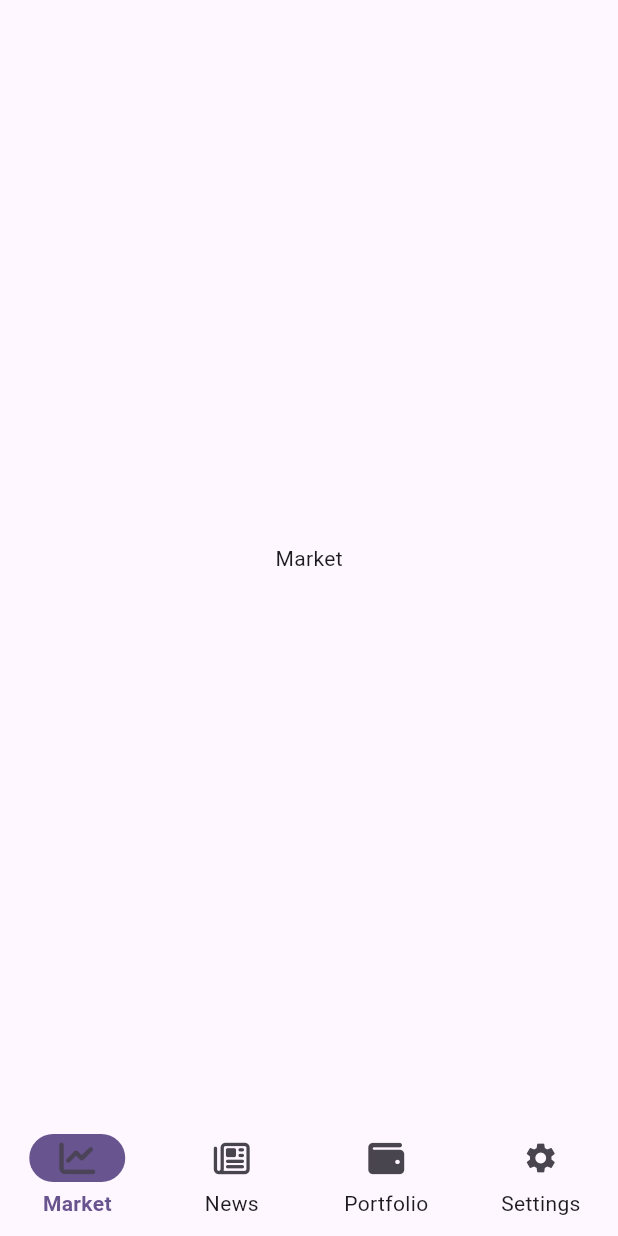
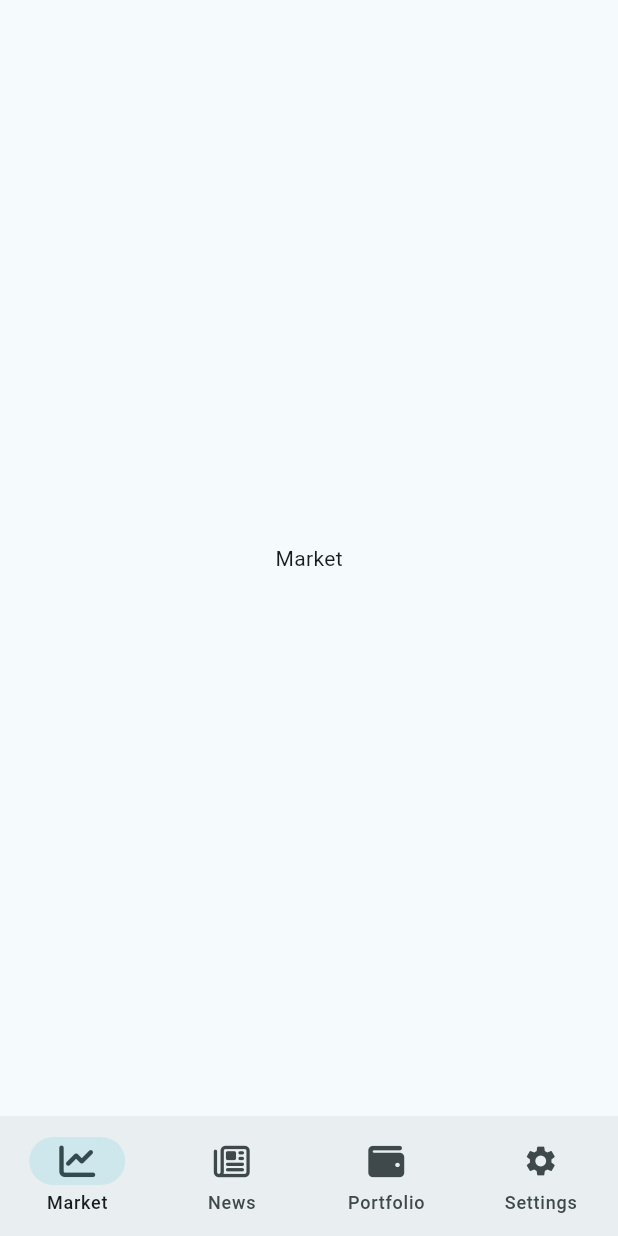
Before and after one commit to vishnu303/ChainIQ, a Flutter app: the screen it shows after launch, on a phone screen of 412 x 824 dp. Run offline on Flutter 3.47's test engine with Material 3 defaults, Android fonts, the phone set to English and light mode, and no system bars; our stand-ins replace flutter_bloc, font_awesome_flutter.

Commit message:
Add theme mode dark and ight

```diff
--- /dev/null
+++ b/lib/core/theme/app_theme.dart
@@ -0,0 +1,16 @@
+import 'package:chainiq/core/theme/app_pallete.dart';
+import 'package:flutter/material.dart';
+
+var lightTheme = ThemeData(
+  colorScheme: ColorScheme.fromSeed(
+    seedColor: AppPallete.seedColor,
+  ),
+  useMaterial3: true,
+);
+var darkTheme = ThemeData(
+  colorScheme: ColorScheme.fromSeed(
+    seedColor: AppPallete.seedColor,
+    brightness: Brightness.dark,
+  ),
+  useMaterial3: true,
+);
--- /dev/null
+++ b/lib/core/theme/cubit/theme_cubit.dart
@@ -0,0 +1,10 @@
+import 'package:flutter/material.dart';
+import 'package:flutter_bloc/flutter_bloc.dart';
+
+class ThemeCubit extends Cubit<ThemeMode> {
+  ThemeCubit() : super(ThemeMode.system);
+
+  void toggleTheme(bool isDarkTheme) {
+    emit(isDarkTheme ? ThemeMode.dark : ThemeMode.light);
+  }
+}
--- a/lib/features/home/presentation/pages/mobile_home_screen.dart
+++ b/lib/features/home/presentation/pages/mobile_home_screen.dart
@@ -12,26 +12,7 @@ class MobileHomeScreen extends StatelessWidget {
       builder: (context, state) {
         return Scaffold(
           body: homePages[state.selectedIndex],
-          bottomNavigationBar: NavigationBarTheme(
-            data: NavigationBarThemeData(
-              backgroundColor: Theme.of(context).colorScheme.surface,
-              elevation: 5,
-              indicatorColor: Theme.of(context).colorScheme.primary,
-              labelTextStyle: WidgetStateProperty.resolveWith<TextStyle?>(
-                (states) {
-                  if (states.contains(WidgetState.selected)) {
-                    return TextStyle(
-                      color: Theme.of(context).colorScheme.primary,
-                      fontWeight: FontWeight.bold,
-                    );
-                  }
-                  return TextStyle(
-                    color: Theme.of(context).colorScheme.onSurface,
-                  );
-                },
-              ),
-            ),
-            child: NavigationBar(
+          bottomNavigationBar: NavigationBar(
             selectedIndex: state.selectedIndex,
             onDestinationSelected: (index) {
               context.read<NavigationCubit>().navigateTo(index);
@@ -44,7 +25,6 @@ class MobileHomeScreen extends StatelessWidget {
               );
             }).toList(),
           ),
-          ),
         );
       },
     );
--- a/lib/main.dart
+++ b/lib/main.dart
@@ -1,4 +1,7 @@
 import 'package:chainiq/core/responsive/responsive_layout.dart';
+import 'package:chainiq/core/theme/app_pallete.dart';
+import 'package:chainiq/core/theme/app_theme.dart';
+import 'package:chainiq/core/theme/cubit/theme_cubit.dart';
 import 'package:chainiq/features/home/presentation/bloc/cubit/navigation_cubit.dart';
 import 'package:chainiq/features/home/presentation/pages/desktop_home_screen.dart';
 import 'package:chainiq/features/home/presentation/pages/mobile_home_screen.dart';
@@ -18,18 +21,22 @@ class MyApp extends StatelessWidget {
     return MultiBlocProvider(
       providers: [
         BlocProvider(create: (_) => NavigationCubit()),
+        BlocProvider(create: (_) => ThemeCubit()),
       ],
-      child: MaterialApp(
+      child: BlocBuilder<ThemeCubit, ThemeMode>(
+        builder: (context, themeMode) {
+          return MaterialApp(
             title: 'Flutter Demo',
-        theme: ThemeData(
-          colorScheme: ColorScheme.fromSeed(seedColor: Colors.deepPurple),
-          useMaterial3: true,
-        ),
+            theme: lightTheme,
+            darkTheme: darkTheme,
+            themeMode: themeMode,
             home: const ResponsiveLayout(
               mobile: MobileHomeScreen(),
               tablet: TabletHomeScreen(),
               desktop: DesktopHomeScreen(),
             ),
+          );
+        },
       ),
     );
   }
```
Also changed, not shown: lib/core/theme/app_pallete.dart (added, +9 -0 lines), lib/features/home/presentation/widgets/custom_navigatoinrail.dart (+0 -11 lines). Lines whose indentation alone changed are shown as unchanged.
